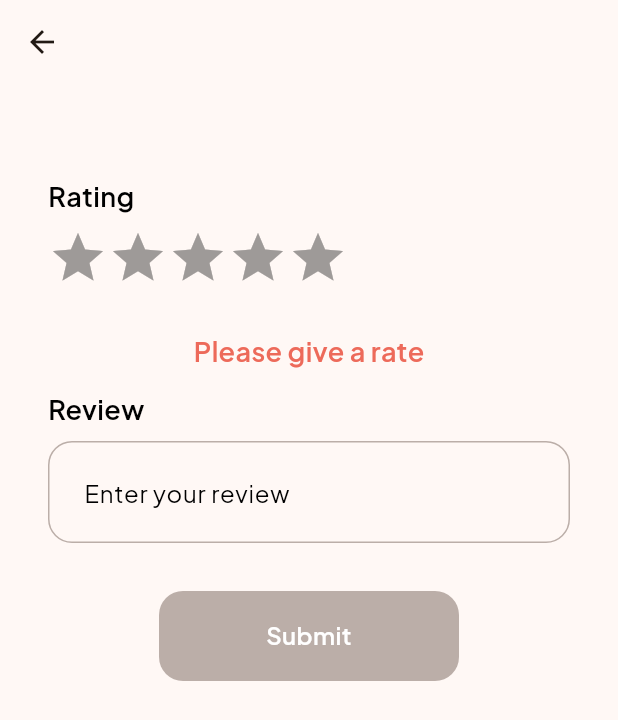
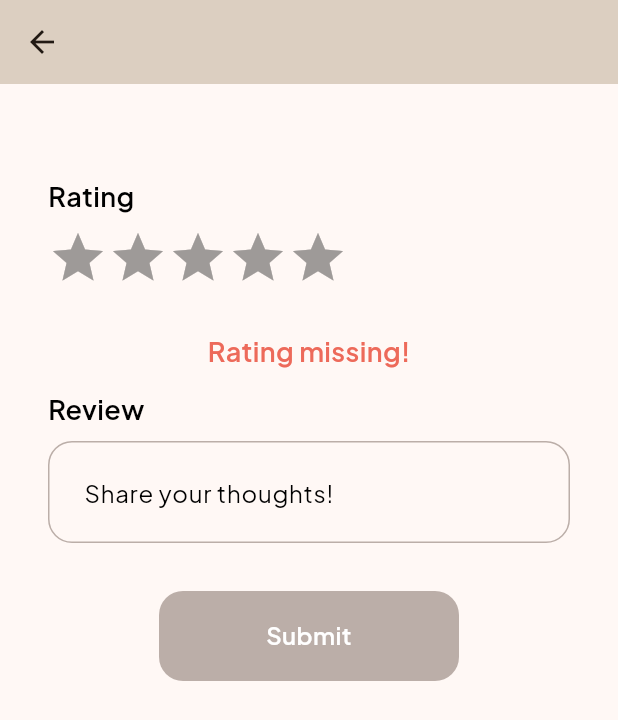
Before and after one commit to D09-PBP2023/bookpals_mobile, a Flutter app: the ReviewFormPage screen opened directly with empty values, after a tap on "Submit", on a phone screen of 412 x 824 dp. Shown: the top 720 px of the screen. Run offline on Flutter 3.47's test engine with Material 3 defaults, Android fonts, the phone set to English and light mode, and no system bars; drawn by our look-alikes of flutter_rating_bar; our stand-ins replace lazy_load_scrollview, shared_preferences; accounts and stored records are empty; network calls fail.

Commit message:
create review provider

```diff
--- /dev/null
+++ b/lib/core/bases/providers/review_provider.dart
@@ -0,0 +1,40 @@
+import 'package:flutter/material.dart';
+import 'dart:convert';
+
+import '../../../services/api.dart';
+import '../../environments/endpoints.dart';
+
+import 'package:bookpals_mobile/features/review/models/review.dart';
+
+class ReviewProvider with ChangeNotifier {
+  List<Review> listReview = [];
+  double averageRating = 0.0;
+
+  Future<void> fetchReview(int id) async {
+    final response = await APIHelper.get(Endpoints.getReview(id));
+    listReview = [];
+    for (var item in response) {
+      listReview.add(Review.fromJson(item));
+    }
+    notifyListeners();
+  }
+
+  Future<dynamic> addReview(
+      String review, String rating, String bookId) async {
+    return await APIHelper.post(Endpoints.addReview, {
+      'review': review,
+      'rating': rating,
+      'book_id': bookId,
+    });
+  }
+
+  Future<void> getAverageRating(int id) async {
+    final response = await APIHelper.get(Endpoints.getAverageRating(id));
+    if (response['average_rating'] is num) {
+      averageRating = response['average_rating'];
+    } else {
+      averageRating = 0.0;
+    }
+    notifyListeners();
+  }
+}
--- a/lib/core/environments/endpoints.dart
+++ b/lib/core/environments/endpoints.dart
@@ -15,4 +15,7 @@ class Endpoints {
       '$baseUrl/get-books-by-name/$name';
   static String searchBookByGenresUrl(String genre) =>
       '$baseUrl/get-books-by-genre/$genre';
+  static const addReview = '$baseUrl/add-review-flutter/';
+  static String getReview(int id) => '$baseUrl/get_review/$id';
+  static String getAverageRating(int id) => '$baseUrl/get_average_rating/$id';
 }
--- a/lib/features/review/screens/review_form.dart
+++ b/lib/features/review/screens/review_form.dart
@@ -1,19 +1,20 @@
 import 'dart:convert';
 import 'package:flutter/material.dart';
+import 'package:provider/provider.dart';
 import 'package:flutter_rating_bar/flutter_rating_bar.dart';
 
-import 'package:bookpals_mobile/core/bases/models/Book.dart';
+import 'package:bookpals_mobile/core/bases/models/book.dart';
 import 'package:bookpals_mobile/core/bases/widgets/button.dart';
-import 'package:bookpals_mobile/core/bases/widgets/scaffold.dart';
 import 'package:bookpals_mobile/core/bases/widgets/text_field.dart';
+import 'package:bookpals_mobile/core/theme/color_theme.dart';
 import 'package:bookpals_mobile/core/theme/font_theme.dart';
 
-import 'package:bookpals_mobile/services/api.dart';
+import '../../../core/bases/providers/review_provider.dart';
 
 class ReviewFormPage extends StatefulWidget {
-  final Book book; // Accept Book as a parameter
+  final Book book;
 
-  const ReviewFormPage(this.book);
+  const ReviewFormPage(this.book, {super.key});
 
   @override
   State<ReviewFormPage> createState() => _ReviewFormPageState();
@@ -26,9 +27,11 @@ class _ReviewFormPageState extends State<ReviewFormPage> {
 
   @override
   Widget build(BuildContext context) {
+    final reviewProvider = context.watch<ReviewProvider>();
     return Scaffold(
       appBar: AppBar(
         title: Text('${widget.book.fields.name}'),
+        backgroundColor: ColorTheme.tanParchment,
       ),
       resizeToAvoidBottomInset: true,
       body: SingleChildScrollView(
@@ -76,7 +79,7 @@ class _ReviewFormPageState extends State<ReviewFormPage> {
               const SizedBox(height: 8),
               BookpalsTextField(
                 title: "Review",
-                hint: "Enter your review",
+                hint: "Share your thoughts!",
                 controller: _reviewController,
               ),
               const SizedBox(height: 32),
@@ -91,29 +94,27 @@ class _ReviewFormPageState extends State<ReviewFormPage> {
                       onTap: () async {
                         if (_rating == 0) {
                           setState(() {
-                            errorMessage = "Please give a rate";
+                            errorMessage = "Rating missing!";
                           });
                           return;
                         }
-                        final response = await APIHelper.post(
-                          "http://127.0.0.1:8000/create-flutter/",
-                          jsonEncode(<String, String>{
-                            'review': _reviewController.text,
-                            'rating': _rating.toString(),
-                            'book_id': widget.book.pk.toString(),
-                          })
-                        );
+
+                        final response = await reviewProvider.addReview(
+                            _reviewController.text, _rating.toString(), widget.book.pk.toString());
+
                         if (response['status'] == 'success') {
                             ScaffoldMessenger.of(context)
                                 .showSnackBar(const SnackBar(
-                            content: Text("Thank you for the review"),
+                            content:
+                                Text("Guide others to great reads. Share more reviews!"),
                             ));
+                            reviewProvider.getAverageRating(widget.book.pk);
                             Navigator.pop(context);
                         } else {
                             ScaffoldMessenger.of(context)
                                 .showSnackBar(const SnackBar(
-                                content:
-                                    Text("Terdapat kesalahan, silakan coba lagi."),
+                            content:
+                                Text("There is an error, please try again."),
                             ));
                         }
                       },
--- a/lib/main.dart
+++ b/lib/main.dart
@@ -8,6 +8,7 @@ import 'package:provider/provider.dart';
 import 'core/bases/providers/book_provider.dart';
 import 'core/bases/providers/profile_provider.dart';
 import 'features/authentication/providers/auth_provider.dart';
+import 'core/bases/providers/review_provider.dart';
 
 Future<void> main() async {
   WidgetsFlutterBinding.ensureInitialized();
@@ -26,6 +27,7 @@ class MyApp extends StatelessWidget {
         ChangeNotifierProvider(create: (_) => AuthProvider()),
         ChangeNotifierProvider(create: (_) => BookProvider()),
         ChangeNotifierProvider(create: (_) => ProfileProvider()),
+        ChangeNotifierProvider(create: (_) => ReviewProvider()),
       ],
       child: MaterialApp(
         title: 'BookPals',
```
Also changed, not shown: lib/features/book_details/screens/book_page.dart (+79 -6 lines), lib/features/review/screens/list_review.dart (+62 -48 lines).
